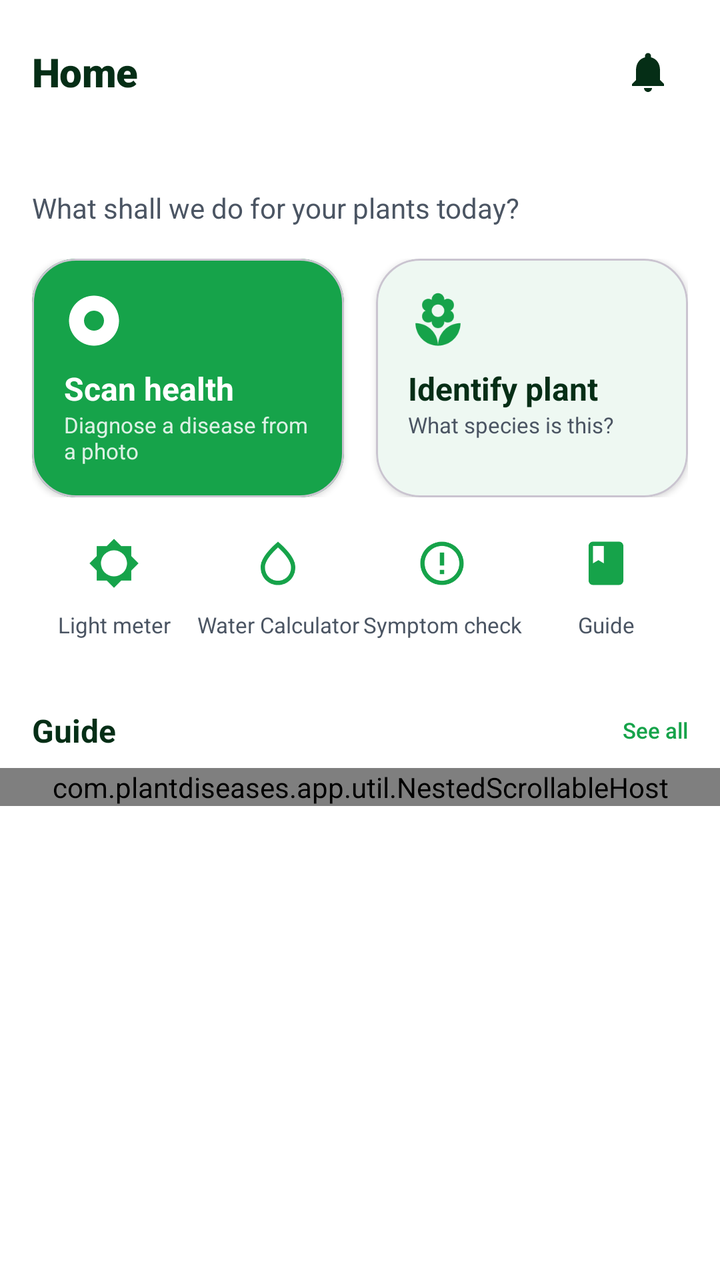
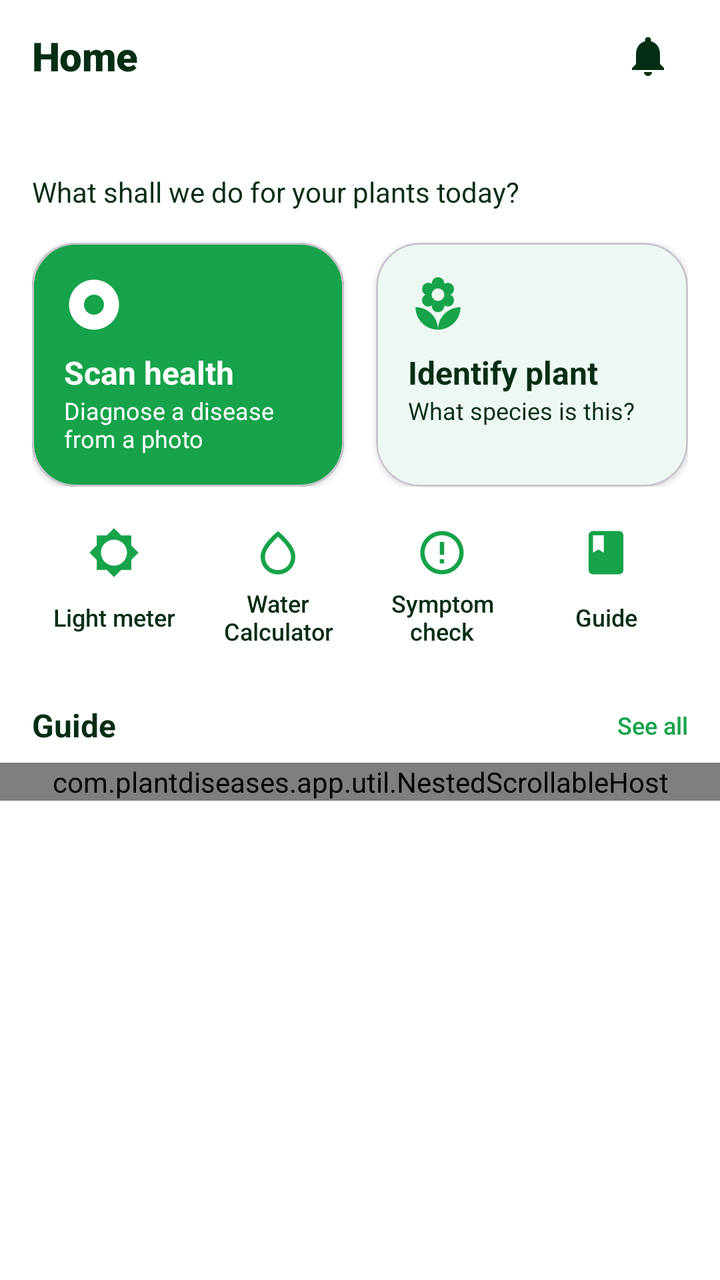

An Android layout rendered at two revisions. The XML below is the earlier revision; the diff shows what the commit changed to produce the second picture.
<!-- AndroidManifest.xml: application theme Theme.PlantDiseases -->
<!-- res/layout/fragment_home.xml -->
<?xml version="1.0" encoding="utf-8"?>
<LinearLayout
    xmlns:android="http://schemas.android.com/apk/res/android"
    xmlns:app="http://schemas.android.com/apk/res-auto"
    android:layout_width="match_parent"
    android:layout_height="match_parent"
    android:orientation="vertical"
    android:background="@color/background">

    

    <androidx.core.widget.NestedScrollView
        android:id="@+id/home_scroll"
        android:layout_width="match_parent"
        android:layout_height="0dp"
        android:layout_weight="1"
        android:clipToPadding="false"
        android:fillViewport="true">

        <LinearLayout
            android:layout_width="match_parent"
            android:layout_height="wrap_content"
            android:orientation="vertical"
            android:paddingTop="@dimen/space_lg"
            android:paddingBottom="@dimen/space_3xl">

        
        <LinearLayout
            android:layout_width="match_parent"
            android:layout_height="wrap_content"
            android:orientation="horizontal"
            android:gravity="center_vertical"
            android:paddingHorizontal="@dimen/content_gutter">

            <TextView
                android:layout_width="0dp"
                android:layout_height="wrap_content"
                android:layout_weight="1"
                android:text="@string/tab_home"
                android:textColor="@color/on_surface"
                android:textSize="@dimen/text_title"
                android:fontFamily="sans-serif-black"
                android:letterSpacing="-0.01" />

            
            <FrameLayout
                android:layout_width="40dp"
                android:layout_height="40dp">

                <ImageButton
                    android:id="@+id/btn_notifications"
                    android:layout_width="40dp"
                    android:layout_height="40dp"
                    android:background="?attr/selectableItemBackgroundBorderless"
                    android:src="@drawable/ic_bell"
                    app:tint="@color/on_surface"
                    android:contentDescription="@string/notifications_cd" />

                <TextView
                    android:id="@+id/tv_notifications_badge"
                    android:layout_width="wrap_content"
                    android:layout_height="wrap_content"
                    android:layout_gravity="top|end"
                    android:layout_marginTop="4dp"
                    android:layout_marginEnd="4dp"
                    android:minWidth="16dp"
                    android:minHeight="16dp"
                    android:gravity="center"
                    android:background="@drawable/bg_circle_surface_variant"
                    android:backgroundTint="@color/disease_red"
                    android:textColor="@android:color/white"
                    android:textSize="9sp"
                    android:fontFamily="sans-serif-medium"
                    android:paddingHorizontal="3dp"
                    android:visibility="gone" />

            </FrameLayout>

        </LinearLayout>

        
        <TextView
            android:id="@+id/tv_greeting"
            android:layout_width="match_parent"
            android:layout_height="wrap_content"
            android:layout_marginTop="@dimen/space_xs"
            android:paddingHorizontal="@dimen/content_gutter"
            android:fontFamily="sans-serif-medium"
            android:textColor="@color/on_surface"
            android:textSize="@dimen/text_headline" />

        <TextView
            android:id="@+id/tv_greeting_sub"
            android:layout_width="match_parent"
            android:layout_height="wrap_content"
            android:layout_marginTop="2dp"
            android:paddingHorizontal="@dimen/content_gutter"
            android:text="@string/home_subtitle"
            android:textColor="@color/on_surface_secondary"
            android:textSize="@dimen/text_body" />

        
        <LinearLayout
            android:id="@+id/home_primary_actions"
            android:layout_width="match_parent"
            android:layout_height="wrap_content"
            android:layout_marginTop="@dimen/space_lg"
            android:orientation="horizontal"
            android:paddingHorizontal="@dimen/content_gutter">

            
            <com.google.android.material.card.MaterialCardView
                android:id="@+id/card_scan"
                android:layout_width="0dp"
                android:layout_height="match_parent"
                android:layout_weight="1"
                android:layout_marginEnd="@dimen/space_sm"
                android:clickable="true"
                android:focusable="true"
                app:cardBackgroundColor="@color/primary"
                app:cardCornerRadius="@dimen/radius_lg"
                app:cardElevation="2dp">

                <LinearLayout
                    android:layout_width="match_parent"
                    android:layout_height="wrap_content"
                    android:orientation="vertical"
                    android:padding="@dimen/space_lg">

                    <ImageView
                        android:layout_width="30dp"
                        android:layout_height="30dp"
                        android:src="@drawable/ic_scan"
                        app:tint="@android:color/white"
                        android:contentDescription="@string/home_scan_title" />

                    <TextView
                        android:layout_width="match_parent"
                        android:layout_height="wrap_content"
                        android:layout_marginTop="@dimen/space_sm"
                        android:text="@string/home_scan_title"
                        android:textColor="@android:color/white"
                        android:textStyle="bold"
                        android:textSize="@dimen/text_title_sm" />

                    <TextView
                        android:layout_width="match_parent"
                        android:layout_height="wrap_content"
                        android:text="@string/home_scan_sub"
                        android:textColor="#D9FFFFFF"
                        android:textSize="@dimen/text_caption" />
                </LinearLayout>
            </com.google.android.material.card.MaterialCardView>

            <com.google.android.material.card.MaterialCardView
                android:id="@+id/card_identify"
                android:layout_width="0dp"
                android:layout_height="match_parent"
                android:layout_weight="1"
                android:layout_marginStart="@dimen/space_sm"
                android:clickable="true"
                android:focusable="true"
                app:cardBackgroundColor="@color/surface"
                app:cardCornerRadius="@dimen/radius_lg"
                app:cardElevation="2dp">

                <LinearLayout
                    android:layout_width="match_parent"
                    android:layout_height="wrap_content"
                    android:orientation="vertical"
                    android:padding="@dimen/space_lg">

                    <ImageView
                        android:layout_width="30dp"
                        android:layout_height="30dp"
                        android:src="@drawable/ic_plant_placeholder"
                        app:tint="@color/primary"
                        android:contentDescription="@string/home_identify_title" />

                    <TextView
                        android:layout_width="match_parent"
                        android:layout_height="wrap_content"
                        android:layout_marginTop="@dimen/space_sm"
                        android:text="@string/home_identify_title"
                        android:textColor="@color/on_surface"
                        android:textStyle="bold"
                        android:textSize="@dimen/text_title_sm" />

                    <TextView
                        android:layout_width="match_parent"
                        android:layout_height="wrap_content"
                        android:text="@string/home_identify_sub"
                        android:textColor="@color/on_surface_secondary"
                        android:textSize="@dimen/text_caption" />
                </LinearLayout>
            </com.google.android.material.card.MaterialCardView>
        </LinearLayout>

        
        <LinearLayout
            android:id="@+id/home_quick_tools"
            android:layout_width="match_parent"
            android:layout_height="wrap_content"
            android:layout_marginTop="@dimen/space_md"
            android:orientation="horizontal"
            android:paddingHorizontal="@dimen/content_gutter">

            <LinearLayout
                android:id="@+id/tile_light"
                style="@style/HomeToolTile">

                <ImageView style="@style/HomeToolTileIcon" android:src="@drawable/ic_light" />

                <TextView style="@style/HomeToolTileLabel" android:text="@string/home_tool_light" />
            </LinearLayout>

            <LinearLayout
                android:id="@+id/tile_water"
                style="@style/HomeToolTile">

                <ImageView style="@style/HomeToolTileIcon" android:src="@drawable/ic_watering" />

                <TextView style="@style/HomeToolTileLabel" android:text="@string/home_tool_water" />
            </LinearLayout>

            <LinearLayout
                android:id="@+id/tile_symptom"
                style="@style/HomeToolTile">

                <ImageView style="@style/HomeToolTileIcon" android:src="@drawable/ic_disease" />

                <TextView style="@style/HomeToolTileLabel" android:text="@string/home_tool_symptom" />
            </LinearLayout>

            <LinearLayout
                android:id="@+id/tile_guide"
                style="@style/HomeToolTile">

                <ImageView style="@style/HomeToolTileIcon" android:src="@drawable/ic_guide" />

                <TextView style="@style/HomeToolTileLabel" android:text="@string/home_tool_guide" />
            </LinearLayout>
        </LinearLayout>

        
        <LinearLayout
            android:id="@+id/section_species"
            android:layout_width="match_parent"
            android:layout_height="wrap_content"
            android:layout_marginTop="@dimen/space_xl"
            android:orientation="vertical"
            android:visibility="gone">

            <LinearLayout
                android:layout_width="match_parent"
                android:layout_height="wrap_content"
                android:gravity="center_vertical"
                android:orientation="horizontal"
                android:paddingHorizontal="@dimen/content_gutter">

                <TextView
                    android:id="@+id/tv_species_title"
                    android:layout_width="0dp"
                    android:layout_height="wrap_content"
                    android:layout_weight="1"
                    android:text="@string/home_trending"
                    android:textColor="@color/on_surface"
                    android:textSize="@dimen/text_title_sm"
                    android:textStyle="bold" />

                <TextView
                    android:id="@+id/tv_trending_scope"
                    android:layout_width="wrap_content"
                    android:layout_height="wrap_content"
                    android:textColor="@color/on_surface_secondary"
                    android:textSize="@dimen/text_caption" />
            </LinearLayout>

            <com.plantdiseases.app.util.NestedScrollableHost
                android:layout_width="match_parent"
                android:layout_height="wrap_content"
                android:layout_marginTop="@dimen/space_sm">

                <androidx.recyclerview.widget.RecyclerView
                    android:id="@+id/rv_species"
                    android:layout_width="match_parent"
                    android:layout_height="wrap_content"
                    android:clipToPadding="false"
                    android:nestedScrollingEnabled="false"
                    android:orientation="horizontal"
                    android:paddingHorizontal="@dimen/content_gutter" />
            </com.plantdiseases.app.util.NestedScrollableHost>
        </LinearLayout>

        
        <LinearLayout
            android:id="@+id/section_popular"
            android:layout_width="match_parent"
            android:layout_height="wrap_content"
            android:layout_marginTop="@dimen/space_xl"
            android:orientation="vertical"
            android:visibility="gone">

            <TextView
                android:layout_width="match_parent"
                android:layout_height="wrap_content"
                android:paddingHorizontal="@dimen/content_gutter"
                android:text="@string/home_popular_diseases"
                android:textColor="@color/on_surface"
                android:textSize="@dimen/text_title_sm"
                android:textStyle="bold" />

            <com.plantdiseases.app.util.NestedScrollableHost
                android:layout_width="match_parent"
                android:layout_height="wrap_content"
                android:layout_marginTop="@dimen/space_sm">

                <androidx.recyclerview.widget.RecyclerView
                    android:id="@+id/rv_popular"
                    android:layout_width="match_parent"
                    android:layout_height="wrap_content"
                    android:clipToPadding="false"
                    android:nestedScrollingEnabled="false"
                    android:orientation="horizontal"
                    android:paddingHorizontal="@dimen/content_gutter" />
            </com.plantdiseases.app.util.NestedScrollableHost>
        </LinearLayout>

        
        <LinearLayout
            android:layout_width="match_parent"
            android:layout_height="wrap_content"
            android:layout_marginTop="@dimen/space_xl"
            android:orientation="vertical">

            <LinearLayout
                android:layout_width="match_parent"
                android:layout_height="wrap_content"
                android:gravity="center_vertical"
                android:orientation="horizontal"
                android:paddingHorizontal="@dimen/content_gutter">

                <TextView
                    android:layout_width="0dp"
                    android:layout_height="wrap_content"
                    android:layout_weight="1"
                    android:text="@string/home_disease_guide"
                    android:textColor="@color/on_surface"
                    android:textSize="@dimen/text_title_sm"
                    android:textStyle="bold" />

                <TextView
                    android:id="@+id/tv_guide_all"
                    android:layout_width="wrap_content"
                    android:layout_height="wrap_content"
                    android:text="@string/home_see_all"
                    android:textColor="@color/primary"
                    android:textSize="@dimen/text_caption"
                    android:fontFamily="sans-serif-medium" />
            </LinearLayout>

            <com.plantdiseases.app.util.NestedScrollableHost
                android:layout_width="match_parent"
                android:layout_height="wrap_content"
                android:layout_marginTop="@dimen/space_sm">

                <androidx.recyclerview.widget.RecyclerView
                    android:id="@+id/rv_guide"
                    android:layout_width="match_parent"
                    android:layout_height="wrap_content"
                    android:clipToPadding="false"
                    android:nestedScrollingEnabled="false"
                    android:orientation="horizontal"
                    android:paddingHorizontal="@dimen/content_gutter" />
            </com.plantdiseases.app.util.NestedScrollableHost>
        </LinearLayout>

        </LinearLayout>
    </androidx.core.widget.NestedScrollView>

</LinearLayout>
<!-- resources referenced by this layout -->
<resources>
  <color name="on_surface_secondary">#4B5563</color>
  <dimen name="space_sm">8dp</dimen>
  <dimen name="space_xl">20dp</dimen>
  <dimen name="space_xs">4dp</dimen>
  <dimen name="text_caption">11sp</dimen>
  <style name="HomeToolTileLabel">
          <item name="android:layout_width">match_parent</item>
          <item name="android:layout_height">wrap_content</item>
          <item name="android:layout_marginTop">4dp</item>
          <item name="android:gravity">center</item>
          
          <item name="android:minLines">2</item>
          <item name="android:maxLines">2</item>
          <item name="android:ellipsize">end</item>
          <item name="android:textColor">@color/on_surface_secondary</item>
          <item name="android:textSize">@dimen/text_caption</item>
      </style>
  <style name="Theme.PlantDiseases" parent="Theme.Material3.DayNight.NoActionBar">
          <item name="colorPrimary">@color/primary</item>
          <item name="colorPrimaryDark">@color/primary_dark</item>
          <item name="colorOnPrimary">@color/on_primary</item>
          <item name="colorPrimaryContainer">@color/primary_light</item>
          <item name="colorOnPrimaryContainer">@color/primary_dark</item>
          <item name="colorSecondary">@color/secondary</item>
          <item name="colorOnSecondary">@color/on_secondary</item>
          <item name="colorSecondaryContainer">@color/primary_light</item>
          <item name="colorOnSecondaryContainer">@color/primary_dark</item>
          <item name="android:colorBackground">@color/background</item>
          
          <item name="android:windowBackground">@color/background</item>
          
          <item name="android:windowAnimationStyle">@style/App.Animation.Navigation</item>
          <item name="colorSurface">@color/surface</item>
          <item name="colorSurfaceVariant">@color/surface_variant</item>
          <item name="colorOnSurface">@color/on_surface</item>
          <item name="colorOnSurfaceVariant">@color/on_surface_secondary</item>
          
          <item name="colorSurfaceContainerLow">@color/surface_container_low</item>
          <item name="colorSurfaceContainer">@color/surface_container</item>
          <item name="colorSurfaceContainerHigh">@color/surface_container_high</item>
          <item name="colorSurfaceContainerHighest">@color/surface_container_highest</item>
          <item name="colorSurfaceContainerLowest">@color/surface_container_lowest</item>
          
          <item name="android:statusBarColor">@android:color/transparent</item>
          <item name="android:windowLightStatusBar">false</item>
          <item name="android:navigationBarColor">@color/background</item>
  
          
          <item name="appBarLayoutStyle">@style/Widget.Material3.AppBarLayout</item>
  
          
          <item name="materialButtonStyle">@style/App.Button.Filled</item>
          <item name="floatingActionButtonStyle">@style/App.FAB</item>
          <item name="extendedFloatingActionButtonStyle">@style/App.FAB.Extended</item>
      </style>
  <!-- unchanged entries left out for length: 56 -->
</resources>

<!-- the commit's change to res/layout/fragment_home.xml (unified diff, before → after) -->
@@ -21,7 +21,7 @@
             android:layout_width="match_parent"
             android:layout_height="wrap_content"
             android:orientation="vertical"
-            android:paddingTop="@dimen/space_lg"
+            android:paddingTop="@dimen/space_sm"
             android:paddingBottom="@dimen/space_3xl">
 
         
@@ -96,7 +96,7 @@
             android:layout_marginTop="2dp"
             android:paddingHorizontal="@dimen/content_gutter"
             android:text="@string/home_subtitle"
-            android:textColor="@color/on_surface_secondary"
+            android:textColor="@color/on_surface"
             android:textSize="@dimen/text_body" />
 
         
@@ -131,7 +131,7 @@
                         android:layout_width="30dp"
                         android:layout_height="30dp"
                         android:src="@drawable/ic_scan"
-                        app:tint="@android:color/white"
+                        app:tint="@color/on_primary"
                         android:contentDescription="@string/home_scan_title" />
 
                     <TextView
@@ -139,7 +139,7 @@
                         android:layout_height="wrap_content"
                         android:layout_marginTop="@dimen/space_sm"
                         android:text="@string/home_scan_title"
-                        android:textColor="@android:color/white"
+                        android:textColor="@color/on_primary"
                         android:textStyle="bold"
                         android:textSize="@dimen/text_title_sm" />
 
@@ -147,7 +147,7 @@
                         android:layout_width="match_parent"
                         android:layout_height="wrap_content"
                         android:text="@string/home_scan_sub"
-                        android:textColor="#D9FFFFFF"
+                        android:textColor="@color/on_primary"
                         android:textSize="@dimen/text_caption" />
                 </LinearLayout>
             </com.google.android.material.card.MaterialCardView>
@@ -190,7 +190,7 @@
                         android:layout_width="match_parent"
                         android:layout_height="wrap_content"
                         android:text="@string/home_identify_sub"
-                        android:textColor="@color/on_surface_secondary"
+                        android:textColor="@color/on_surface"
                         android:textSize="@dimen/text_caption" />
                 </LinearLayout>
             </com.google.android.material.card.MaterialCardView>
@@ -272,9 +272,26 @@
                     android:id="@+id/tv_trending_scope"
                     android:layout_width="wrap_content"
                     android:layout_height="wrap_content"
-                    android:textColor="@color/on_surface_secondary"
+                    android:textColor="@color/on_surface"
                     android:textSize="@dimen/text_caption" />
             </LinearLayout>
+
+            
+            <com.google.android.material.button.MaterialButton
+                android:id="@+id/btn_popular_join"
+                style="@style/Widget.Material3.Button.TextButton"
+                android:layout_width="wrap_content"
+                android:layout_height="wrap_content"
+                android:layout_marginStart="@dimen/content_gutter"
+                android:minHeight="40dp"
+                android:paddingHorizontal="0dp"
+                android:text="@string/home_popular_join_cta"
+                android:textColor="@color/primary"
+                android:visibility="gone"
+                app:icon="@drawable/ic_map"
+                app:iconGravity="textStart"
+                app:iconSize="18dp"
+                app:iconTint="@color/primary" />
 
             <com.plantdiseases.app.util.NestedScrollableHost
                 android:layout_width="match_parent"
<!-- resource entries referenced after the edit -->
@@ -1,10 +1,22 @@
 <!-- resources referenced by this layout -->
 <resources>
-  <color name="on_surface_secondary">#4B5563</color>
+  <color name="on_surface_secondary">#21412F</color>
   <dimen name="space_sm">8dp</dimen>
   <dimen name="space_xl">20dp</dimen>
   <dimen name="space_xs">4dp</dimen>
-  <dimen name="text_caption">11sp</dimen>
+  <dimen name="text_caption">12sp</dimen>
+  <!-- drawable ic_map (drawable) -->
+  <?xml version="1.0" encoding="utf-8"?>
+  <vector xmlns:android="http://schemas.android.com/apk/res/android"
+      android:width="24dp"
+      android:height="24dp"
+      android:viewportWidth="24"
+      android:viewportHeight="24">
+      <path
+          android:fillColor="#FFFFFF"
+          android:pathData="M20.5,3L15,5.1 9,3 3.5,4.9C3.2,5 3,5.25 3,5.55V20.5c0,0.28 0.22,0.5 0.5,0.5L9,18.9l6,2.1 5.5,-1.9c0.3,-0.1 0.5,-0.35 0.5,-0.65V3.5c0,-0.28 -0.22,-0.5 -0.5,-0.5zM10,5.45l4,1.4v11.7l-4,-1.4V5.45zM5,6.4l3,-1.05v11.8L5,18.2V6.4zM19,17.6l-3,1.05V6.85l3,-1.05V17.6z" />
+  </vector>
+  <string name="home_popular_join_cta">See what\'s popular near you</string>
   <style name="HomeToolTileLabel">
           <item name="android:layout_width">match_parent</item>
           <item name="android:layout_height">wrap_content</item>
@@ -14,8 +26,11 @@
           <item name="android:minLines">2</item>
           <item name="android:maxLines">2</item>
           <item name="android:ellipsize">end</item>
-          <item name="android:textColor">@color/on_surface_secondary</item>
+          <item name="android:textColor">@color/on_surface</item>
           <item name="android:textSize">@dimen/text_caption</item>
+          <item name="android:fontFamily">sans-serif-medium</item>
+          
+          <item name="android:paddingHorizontal">@dimen/space_xxs</item>
       </style>
   <style name="Theme.PlantDiseases" parent="Theme.Material3.DayNight.NoActionBar">
           <item name="colorPrimary">@color/primary</item>
@@ -37,6 +52,8 @@
           <item name="colorOnSurface">@color/on_surface</item>
           <item name="colorOnSurfaceVariant">@color/on_surface_secondary</item>
           
+          <item name="android:textColorSecondary">@color/on_surface_secondary</item>
+          
           <item name="colorSurfaceContainerLow">@color/surface_container_low</item>
           <item name="colorSurfaceContainer">@color/surface_container</item>
           <item name="colorSurfaceContainerHigh">@color/surface_container_high</item>
@@ -44,8 +61,10 @@
           <item name="colorSurfaceContainerLowest">@color/surface_container_lowest</item>
           
           <item name="android:statusBarColor">@android:color/transparent</item>
-          <item name="android:windowLightStatusBar">false</item>
+          
+          <item name="android:windowLightStatusBar">true</item>
           <item name="android:navigationBarColor">@color/background</item>
+          <item name="android:windowLightNavigationBar">true</item>
   
           
           <item name="appBarLayoutStyle">@style/Widget.Material3.AppBarLayout</item>
@@ -55,6 +74,7 @@
           <item name="floatingActionButtonStyle">@style/App.FAB</item>
           <item name="extendedFloatingActionButtonStyle">@style/App.FAB.Extended</item>
       </style>
+  <dimen name="space_xxs">2dp</dimen>
   <!-- unchanged entries left out for length: 56 -->
 </resources>
 
